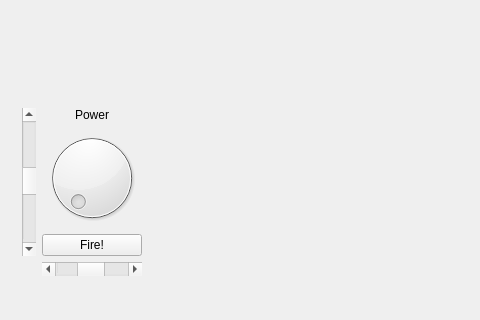
This is mainwindowform.ui in dcrich/berserkBalls as Qt 5 draws it before an edit; both pictures show x 0 to 480 and y 258 to 578 of the 803 by 578 pixel window. The edited form follows.
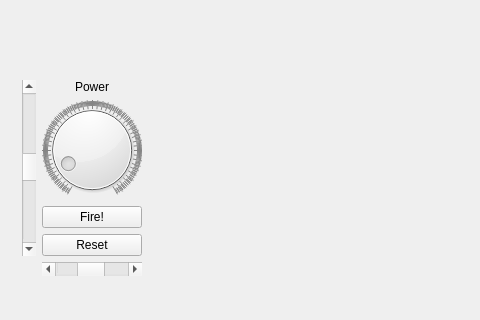
This is the edited form. Custom widgets are drawn as their Qt base class.

Commit message: Collisions no longer pass through walls, reset button added to restart the game. Started adding an arrow to know the trajectory of the ball

Diff of the .ui file:
```diff
--- a/mainwindowform.ui
+++ b/mainwindowform.ui
@@ -108,7 +108,16 @@
          <item>
           <widget class="QDial" name="powerDial">
            <property name="maximum">
-            <number>10000</number>
+            <number>1000</number>
+           </property>
+           <property name="value">
+            <number>100</number>
+           </property>
+           <property name="wrapping">
+            <bool>false</bool>
+           </property>
+           <property name="notchesVisible">
+            <bool>true</bool>
            </property>
           </widget>
          </item>
@@ -119,6 +128,13 @@
            </property>
           </widget>
          </item>
+         <item>
+          <widget class="QPushButton" name="resetButton">
+           <property name="text">
+            <string>Reset</string>
+           </property>
+          </widget>
+         </item>
         </layout>
        </item>
        <item row="0" column="1">
```
Left out of the diff: 74 changed lines with no effect on the pictures. The commit also changes 4 other files.
